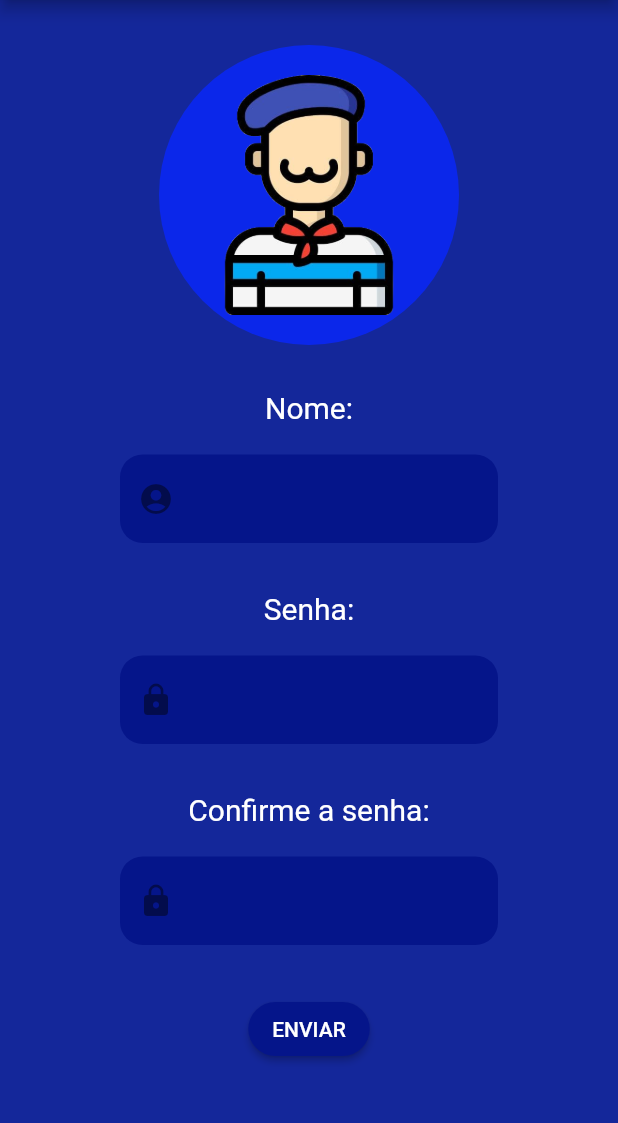
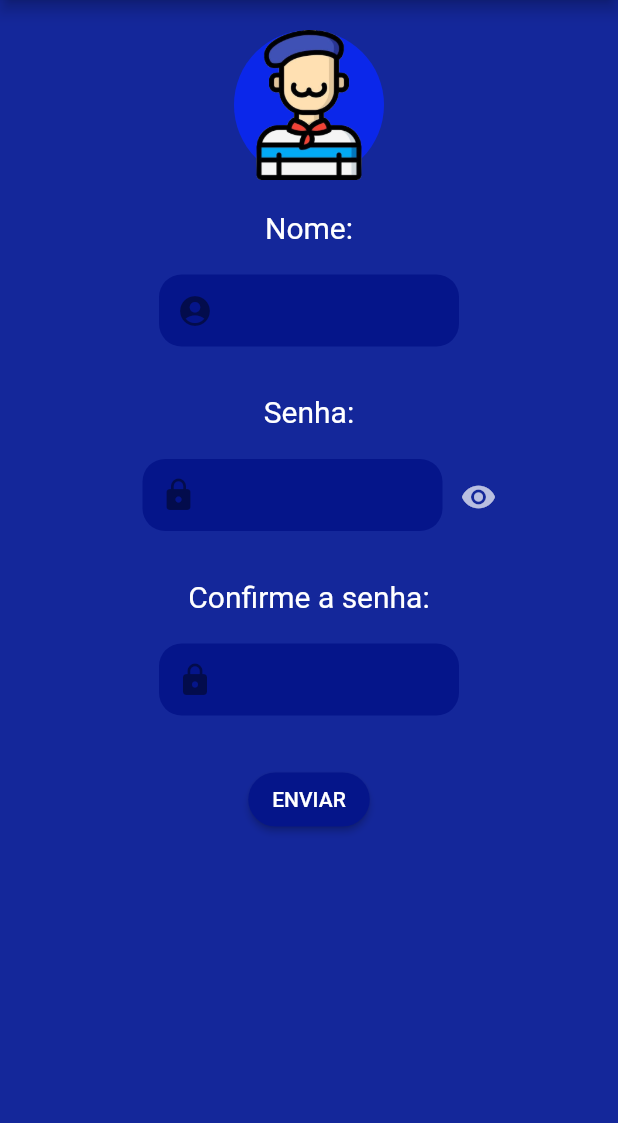
Before and after one commit to marcelosimim/petit-ami, a Flutter app: the AccountConfiguration screen opened directly, after a tap on "ENVIAR", on a phone screen of 412 x 824 dp, the part 84-1207 px from its top. Run offline on Flutter 3.47's test engine with Material 2 defaults, Android fonts, the phone set to English and light mode, and no system bars; our stand-ins replace cloud_firestore, email_validator, firebase_auth, firebase_core, google_fonts; accounts and stored records are empty; Roboto replaces fonts that are missing (Imprima).

Commit message:
mudança layout register page e account configuration

```diff
--- a/lib/screens/account_configuration.dart
+++ b/lib/screens/account_configuration.dart
@@ -3,23 +3,37 @@ import 'package:google_fonts/google_fonts.dart';
 import 'package:petitami/components/appbar.dart';
 import 'package:petitami/components/inputdecoration.dart';
 
-class AccountConfiguration extends StatelessWidget {
+class AccountConfiguration extends StatefulWidget {
   const AccountConfiguration({Key? key}) : super(key: key);
+
+  @override
+  _AccountConfigurationState createState() => _AccountConfigurationState();
+}
+
+class _AccountConfigurationState extends State<AccountConfiguration> {
+  GlobalKey<FormState> _formKey = GlobalKey<FormState>();
+  TextEditingController _nameController = TextEditingController();
+  TextEditingController _passwordController = TextEditingController();
+  String? _password;
+  var _showPassword = Icons.visibility;
+  bool _obscureText = true;
 
   @override
   Widget build(BuildContext context) {
     return Scaffold(
       resizeToAvoidBottomInset: false,
       appBar: appbar(),
-      body: Container(
+      body: Form(
+          key: _formKey,
+          child: Container(
             width: double.infinity,
             child: Column(
               children: [
                 Padding(
-              padding: EdgeInsets.symmetric(vertical: 30),
+                  padding: EdgeInsets.symmetric(vertical: 20),
                   child: CircleAvatar(
                     backgroundColor: Color(0xFF0B27EA),
-                radius: 100,
+                    radius: 50,
                     child: Image.asset(
                       'assets/images/french_white_man.png',
                       height: 160,
@@ -35,8 +49,15 @@ class AccountConfiguration extends StatelessWidget {
                 ),
                 Padding(
                     padding: EdgeInsets.symmetric(vertical: 10, horizontal: 80),
+                    child: Container(
+                      width: 200,
+                      height: 70,
                       child: TextFormField(
-                  decoration: textFormFieldInputDecoration(Icon(Icons.account_circle)),
+                        style: TextStyle(color: Colors.white, fontSize: 15),
+                        decoration: textFormFieldInputDecoration(
+                            Icon(Icons.account_circle)),
+                        controller: _nameController,
+                      ),
                     )),
                 Padding(
                   padding: EdgeInsets.only(bottom: 10),
@@ -46,10 +67,48 @@ class AccountConfiguration extends StatelessWidget {
                   ),
                 ),
                 Padding(
-                padding: EdgeInsets.symmetric(vertical: 10, horizontal: 80),
+                    padding: EdgeInsets.only(top: 10, bottom: 10, left: 95),
+                    child: Row(
+                      children: [
+                        Container(
+                            width: 200,
+                            height: 70,
                             child: TextFormField(
+                              style: TextStyle(color: Colors.white, fontSize: 15),
+                              obscureText: _obscureText,
                               decoration:
-                        textFormFieldInputDecoration(Icon(Icons.lock)))),
+                              textFormFieldInputDecoration(Icon(Icons.lock)),
+                              controller: _passwordController,
+                              validator: (value) {
+                                _password = value;
+                                if (value!.length > 0 && value!.length < 8) {
+                                  return 'Insira pelo menos 8 caracteres';
+                                }
+                              },
+                            )),
+                        Padding(
+                          padding: EdgeInsets.only(bottom: 20),
+                          child: IconButton(
+                            icon: Icon(_showPassword),
+                            color: Colors.white70,
+                            onPressed: (){
+                              if(_showPassword.toString() == 'IconData(U+0E6BD)'){
+                                setState(() {
+                                  _showPassword = Icons.visibility_off;
+                                  _obscureText = false;
+                                });
+                              }else{
+                                setState(() {
+                                  _showPassword = Icons.visibility;
+                                  _obscureText = true;
+                                });
+                              }
+                            },
+                          ),
+                        )
+                      ],
+                    )
+                ),
                 Padding(
                   padding: EdgeInsets.only(bottom: 10),
                   child: Text(
@@ -59,16 +118,30 @@ class AccountConfiguration extends StatelessWidget {
                 ),
                 Padding(
                     padding: EdgeInsets.symmetric(vertical: 10, horizontal: 80),
+                    child: Container(
+                        width: 200,
+                        height: 70,
                         child: TextFormField(
+                          obscureText: _obscureText,
+                          style: TextStyle(color: Colors.white, fontSize: 15),
                           decoration:
-                    textFormFieldInputDecoration(Icon(Icons.lock)))),
+                          textFormFieldInputDecoration(Icon(Icons.lock)),
+                          validator: (value) {
+                            if (_password!.length > 0 && value != _passwordController) {
+                              return 'As senhas não coincidem';
+                            }
+                          },
+                        ))),
                 ElevatedButton(
                     onPressed: () {
+                      if (_formKey.currentState!.validate()) {
+                        print('ok');
+                      }
                     },
                     child: Text('ENVIAR'))
               ],
             ),
-      ),
+          )),
     );
   }
 }
```
Also changed, not shown: lib/screens/register.dart (+37 -9 lines). Lines whose indentation alone changed are shown as unchanged.
